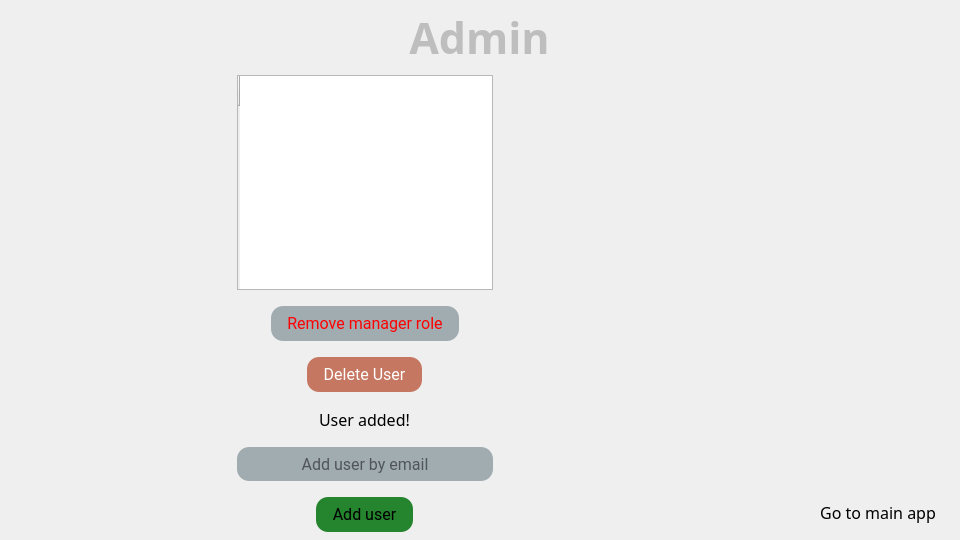
ionutsilviu3/CIIT, file ciit/resources/ui/admin_window.ui: the form before one commit.
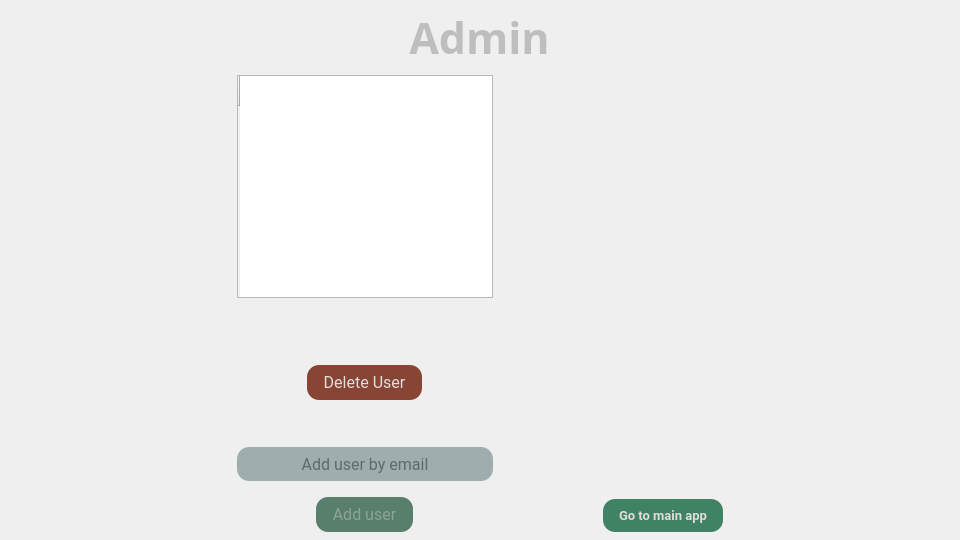
The form after the commit.

Patch:
```diff
--- a/ciit/resources/ui/admin_window.ui
+++ b/ciit/resources/ui/admin_window.ui
@@ -119,6 +119,9 @@
      </item>
      <item alignment="Qt::AlignmentFlag::AlignHCenter|Qt::AlignmentFlag::AlignVCenter">
       <widget class="QPushButton" name="pb_modify_role">
+       <property name="enabled">
+        <bool>false</bool>
+       </property>
        <property name="font">
         <font>
          <family>Roboto</family>
@@ -126,8 +129,15 @@
         </font>
        </property>
        <property name="styleSheet">
-        <string notr="true">background-color: rgb(161, 172, 177);
-color: rgb(255, 0, 0);</string>
+        <string notr="true">QPushButton{
+background-color: rgb(158, 174, 174);
+color: rgb(138, 29, 0);
+}
+
+QPushButton:disabled{
+background-color: rgba(158, 174, 174, 0);
+color: rgba(138, 29, 0, 0);
+}</string>
        </property>
        <property name="text">
         <string>Remove manager role</string>
@@ -159,11 +169,11 @@
        </property>
        <property name="styleSheet">
         <string notr="true">QPushButton {
-color: white;
-	background-color: rgb(215,0,75)
+	color: rgb(226, 220, 220);
+	background-color: rgb(138, 29, 0)
     }
 QPushButton:disabled {
-	background-color: rgba(170, 35, 0, 150);
+	background-color: rgba(109, 22, 0, 200);
     }
     QPushButton:hover {
 	background-color: rgb(193, 35, 0);
@@ -180,8 +190,20 @@
      </item>
      <item alignment="Qt::AlignmentFlag::AlignHCenter|Qt::AlignmentFlag::AlignVCenter">
       <widget class="QLabel" name="lb_message">
+       <property name="font">
+        <font>
+         <family>Roboto</family>
+         <pointsize>10</pointsize>
+        </font>
+       </property>
+       <property name="styleSheet">
+        <string notr="true">QLabel
+{
+	color: rgb(226, 220, 220);
+}</string>
+       </property>
        <property name="text">
-        <string>User added!</string>
+        <string/>
        </property>
       </widget>
      </item>
@@ -218,10 +240,13 @@
         </font>
        </property>
        <property name="styleSheet">
-        <string notr="true">color: black;
-background-color: #A1ACB1;
+        <string notr="true">QLineEdit
+{
+color: rgb(26, 39, 39);
+background-color: rgb(158, 174, 174);
 border-radius: 12px;
-padding: 8px 32px;
+padding: 8px 32px
+}
 </string>
        </property>
        <property name="inputMask">
@@ -245,6 +270,9 @@
        </property>
        <item alignment="Qt::AlignmentFlag::AlignHCenter">
         <widget class="QPushButton" name="pb_add">
+         <property name="enabled">
+          <bool>false</bool>
+         </property>
          <property name="sizePolicy">
           <sizepolicy hsizetype="Minimum" vsizetype="Fixed">
            <horstretch>2</horstretch>
@@ -261,11 +289,12 @@
          </property>
          <property name="styleSheet">
           <string notr="true">QPushButton {
-	
-	background-color: rgb(37, 132, 46);
+	background-color: rgb(64, 130, 100);
+	color: rgb(226, 220, 220)
     }
 QPushButton:disabled {
-	background-color: rgba(170, 35, 0, 150);
+	background-color: rgba(46, 94, 72, 200);
+	color: rgba(226, 220, 220, 100);
     }
     QPushButton:hover {
 	
@@ -286,15 +315,34 @@
      </item>
     </layout>
    </item>
-   <item row="1" column="3" alignment="Qt::AlignmentFlag::AlignRight|Qt::AlignmentFlag::AlignBottom">
-    <widget class="QPushButton" name="pb_main_app">
-     <property name="text">
-      <string>Go to main app</string>
-     </property>
-    </widget>
-   </item>
    <item row="1" column="2">
-    <layout class="QVBoxLayout" name="vl_chart"/>
+    <layout class="QVBoxLayout" name="vl_chart">
+     <item alignment="Qt::AlignmentFlag::AlignRight|Qt::AlignmentFlag::AlignBottom">
+      <widget class="QPushButton" name="pb_main_app">
+       <property name="font">
+        <font>
+         <family>Roboto</family>
+         <pointsize>10</pointsize>
+         <bold>true</bold>
+        </font>
+       </property>
+       <property name="styleSheet">
+        <string notr="true">QPushButton {
+	border-radius: 12px;
+	padding-left: 16px;
+	padding-right: 16px;
+	padding-top: 8 px;
+	padding-bottom: 8 px;
+	color: rgb(226, 220, 220);
+	background-color: rgb(64, 130, 100);
+    }</string>
+       </property>
+       <property name="text">
+        <string>Go to main app</string>
+       </property>
+      </widget>
+     </item>
+    </layout>
    </item>
   </layout>
  </widget>
```
Left out of the diff: 4 changed lines with no effect on the pictures.
